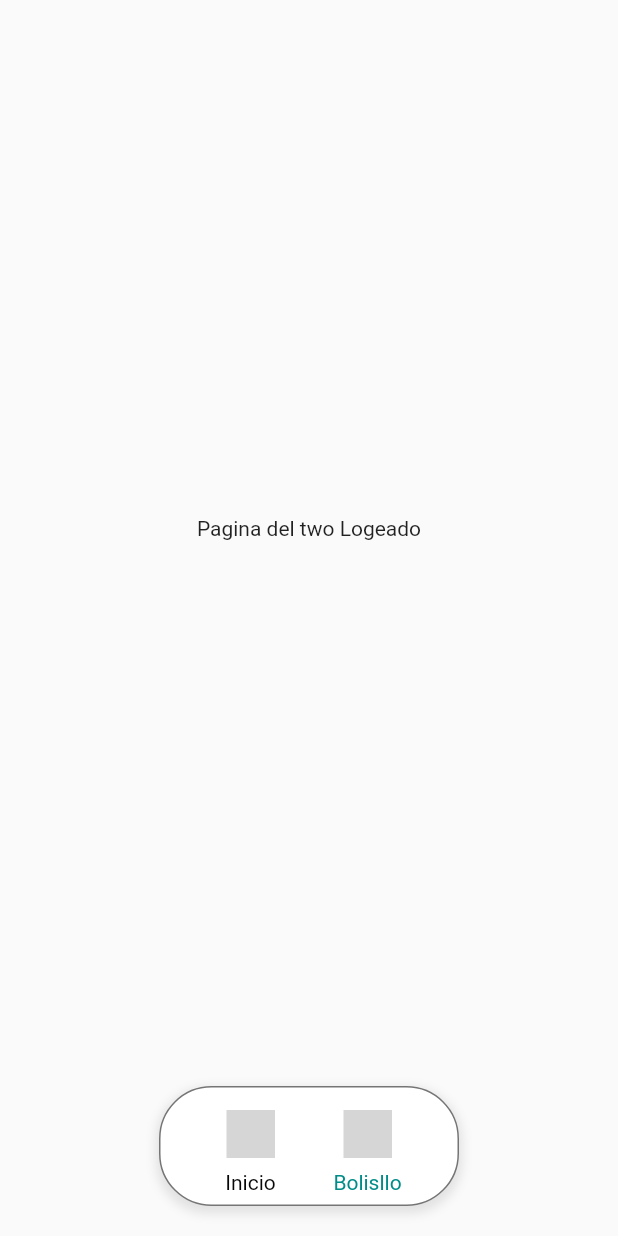
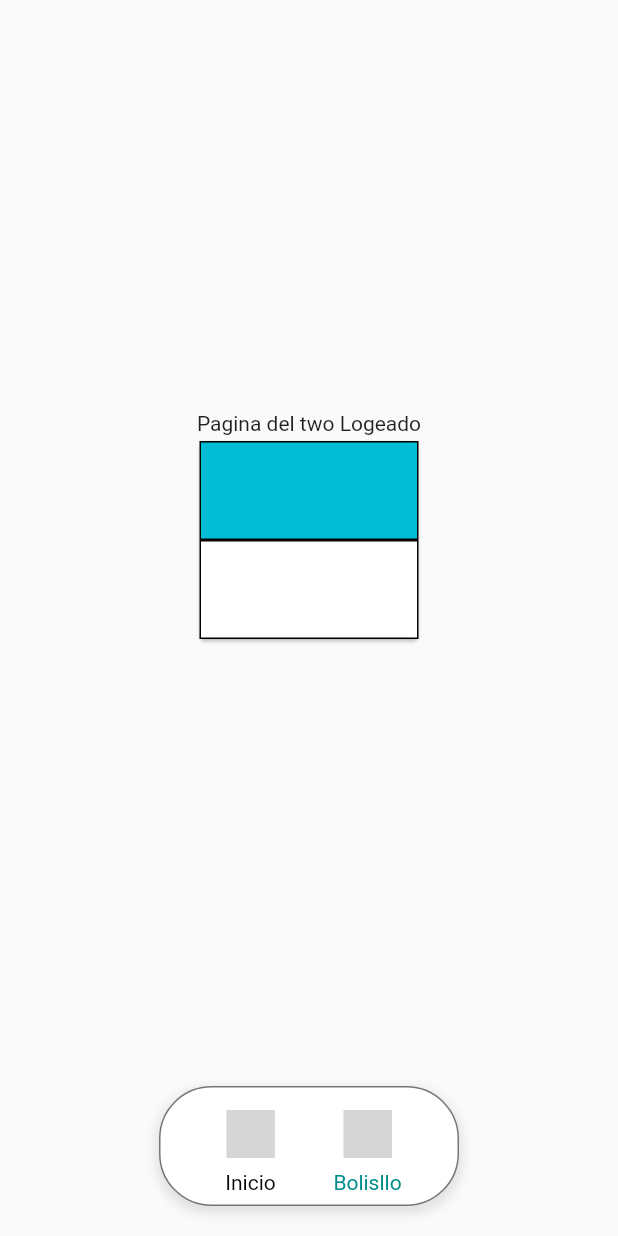
Before and after one commit to DavidEMV1622/app_bidi_login, a Flutter app: the LogeadoPage2 screen opened directly, on a phone screen of 412 x 824 dp. Run offline on Flutter 3.47's test engine with Material 2 defaults, Android fonts, the phone set to English and light mode, and no system bars; our stand-ins replace flutter_secure_storage, flutter_svg, go_router; missing offline and left inert: iconify_flutter; accounts and stored records are empty; grey boxes are pictures that could not be loaded.

Commit message:
se epieza  a hacer el widget del bolsillo

```diff
--- a/lib/config/router.dart
+++ b/lib/config/router.dart
@@ -1,3 +1,4 @@
+import 'package:app_credibanco_login/src/pages/logeado2.dart';
 import 'package:go_router/go_router.dart';
 
 import '../src/pages/Change_password.dart';
@@ -19,22 +20,25 @@ import '../src/pages/VisualizarUsuario_page.dart';
 import '../src/pages/avisos_page.dart';
 
 final routes = GoRouter(
-  initialLocation: '/loginPage', /* Al iniciar la aplicacion, se
-                                ejecuta primero esta ruta */
+  initialLocation: '/userPage2',
+  // initialLocation: '/loginPage', /* Al iniciar la aplicacion, se
+  //     ejecuta primero esta ruta */
   /* "routes" manejo de cada subruta */
 
   routes: [
-    GoRoute( // "GoRoute" permite crear cada ruta
+    GoRoute(
+      // "GoRoute" permite crear cada ruta
       path: '/loginPage', // Plantilla para llamar las pantallas
-      builder: (context, state) => const LoginPage(), // Llamada de las pantallas a cambiar
+      builder: (context, state) =>
+          const LoginPage(), // Llamada de las pantallas a cambiar
     ),
 
-    GoRoute( // Ruta de la pagina de avisos
+    GoRoute(
+        // Ruta de la pagina de avisos
         path: '/avisoPage', // Ruta con parametro
         builder: (context, state) {
           return const AvisoPage();
-      }
-    ),
+        }),
 
     // Ruta de la pagina de usuario logeado
     GoRoute(
@@ -53,15 +57,13 @@ final routes = GoRouter(
         path: '/mediumSendCodeRegisterPage',
         builder: (context, state) {
           return const MediumSendCodeRegisterPage();
-      }
-    ),
+        }),
     // Ruta de la pagina para Cambiar la contraseña por medio de OTP
     GoRoute(
         path: '/mediumSendCodeChangePasswordPage',
         builder: (context, state) {
           return const MediumSendCodeChangePasswordPage();
-      }
-    ),
+        }),
     // Ruta de la pagina de registrar usuario
     GoRoute(
       path: '/registerPage',
@@ -97,6 +99,12 @@ final routes = GoRouter(
       path: '/userLogin',
       builder: (context, state) => const LogeadoPage(),
     ),
+    //Ruta de pagina 2 User
+    GoRoute(
+      path: '/userPage2',
+      builder: (context, state) => const LogeadoPage2(),
+    ),
+
     // Ruta de la pagina medio de envio de codigo OTP para cambiar contrasenia
     GoRoute(
       path: '/userLogin',
@@ -115,7 +123,8 @@ final routes = GoRouter(
     // Ruta de la pagina de envio de codigo otp por numero de telefono para cambiar de contraseña
     GoRoute(
       path: '/sendCodePhoneNumberChangePassword',
-      builder: (context, state) => const SendCodePhoneNumberChangePasswordPage(),
+      builder: (context, state) =>
+          const SendCodePhoneNumberChangePasswordPage(),
     ),
     // Ruta de la pagina de envio de codigo otp por correo para registrarse
     GoRoute(
@@ -128,5 +137,4 @@ final routes = GoRouter(
       builder: (context, state) => const SendCodePhoneNumberRegisterPage(),
     ),
   ],
-
 );
--- a/lib/src/pages/logeado2.dart
+++ b/lib/src/pages/logeado2.dart
@@ -1,5 +1,5 @@
 import 'package:flutter/material.dart';
-
+import '../widgets/pocket.dart';
 import '../widgets/dropBar.dart';
 
 class LogeadoPage2 extends StatefulWidget {
@@ -12,14 +12,18 @@ class LogeadoPage2 extends StatefulWidget {
 class _LogeadoPage2State extends State<LogeadoPage2> {
   @override
   Widget build(BuildContext context) {
-    return const Scaffold(
+    return Scaffold(
       body: Column(
         mainAxisAlignment: MainAxisAlignment.center,
         crossAxisAlignment: CrossAxisAlignment.center,
         children: [
           Center(
             child: Text("Pagina del two Logeado"),
-          )
+          ),
+          Container(
+            width: 154,
+            child: Pocket(),
+          ),
         ],
       ),
       bottomNavigationBar: barNavigation(page: false),
--- /dev/null
+++ b/lib/src/widgets/pocket.dart
@@ -0,0 +1,32 @@
+import 'package:flutter/material.dart';
+
+class Pocket extends StatefulWidget {
+  const Pocket({super.key});
+
+  @override
+  State<Pocket> createState() => _PocketState();
+}
+
+class _PocketState extends State<Pocket> {
+  @override
+  Widget build(BuildContext context) {
+    return Card(
+      child: Column(
+        children: [
+          Container(
+            height: 66,
+            width: 154,
+            decoration: BoxDecoration(
+                color: Colors.cyan, border: Border.all(color: Colors.black)),
+          ),
+          Container(
+            height: 66,
+            width: 154,
+            decoration: BoxDecoration(
+                color: Colors.white, border: Border.all(color: Colors.black)),
+          )
+        ],
+      ),
+    );
+  }
+}
```
Lines whose indentation alone changed are shown as unchanged.
